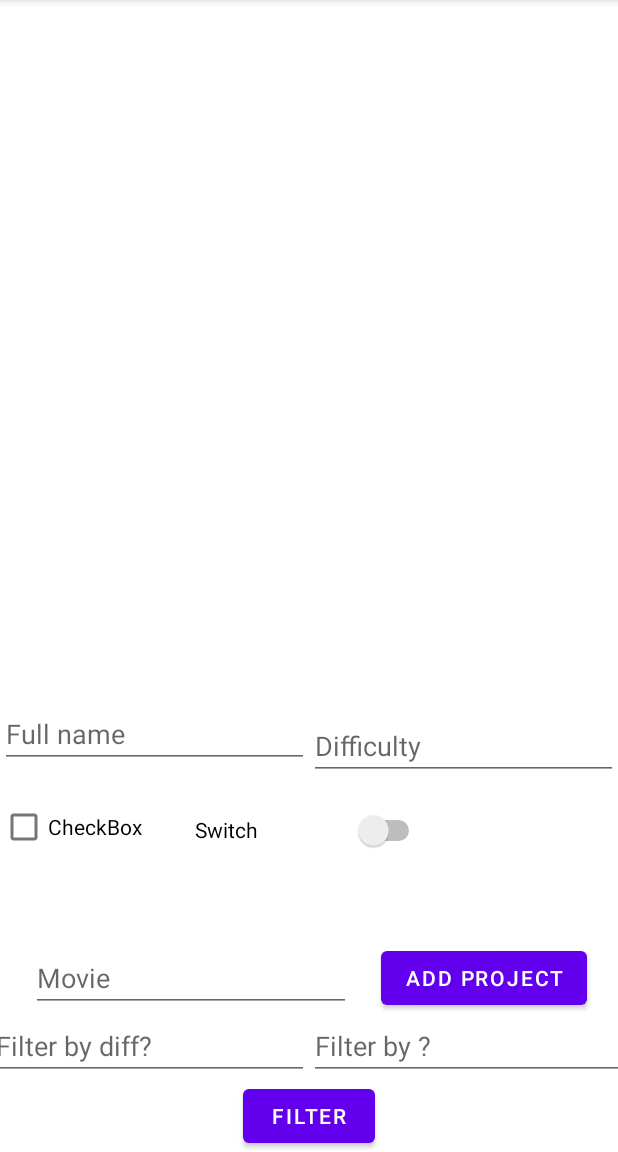
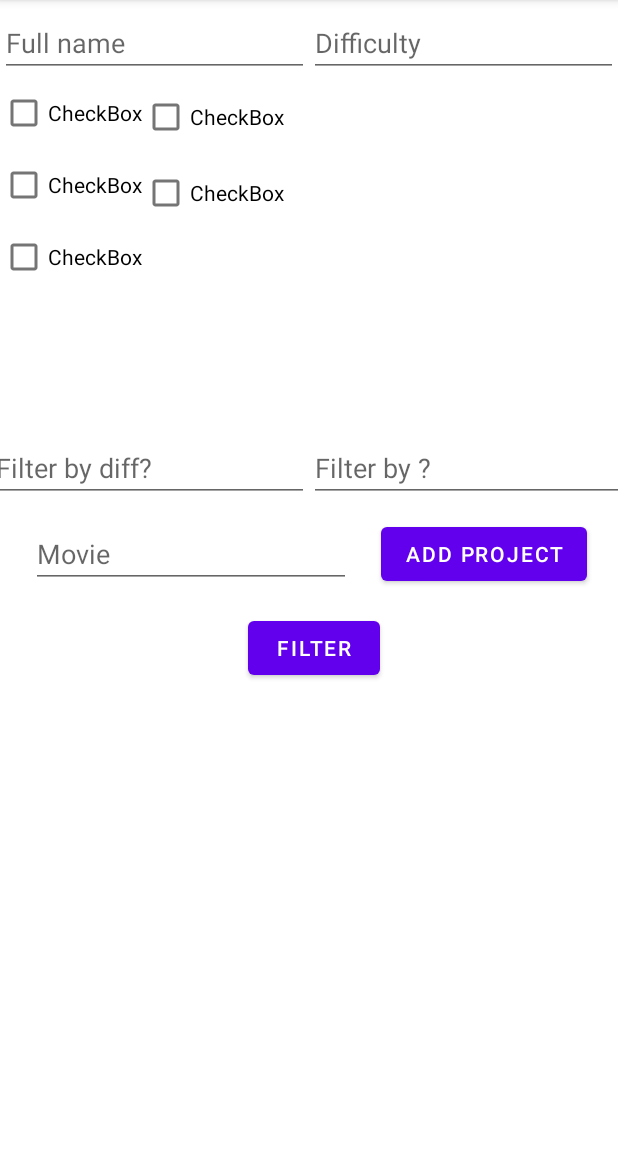
Before and after one commit to Double-Bonus/AppEmbeddedProjects, an Android app: the ProjectsFragment screen opened through its navigation route, after a tap on "ADD PROJECT", on a phone screen of 412 x 824 dp, the part 84-1236 px from its top. Run offline under Robolectric (Android 15) with nearby library versions, the phone set to English and light mode, and no system bars; our stand-ins replace Room's generated code, data binding.

Commit message:
added checkboxes remaned stuff

```diff
--- a/app/src/main/java/com/example/semesterproject/ProjectDao.kt
+++ b/app/src/main/java/com/example/semesterproject/ProjectDao.kt
@@ -8,19 +8,19 @@ import androidx.room.Query
 @Dao
 interface ProjectDao {
     @Insert
-    suspend fun insertActor(project: Project)
+    suspend fun insertProject(project: Project)
 
     @Query("SELECT * FROM Project")
     suspend fun getAll(): List<Project>
 
     @Query("SELECT * FROM Project WHERE Difficulty >:year")
-    suspend fun getYounger(year: Int): List<Project>
+    suspend fun getEasier(year: Int): List<Project>
 
     @Query("SELECT * FROM Project WHERE Name LIKE :movie")
-    suspend fun getByMovie(movie: String): List<Project>
+    suspend fun getByName(movie: String): List<Project>
 
     @Delete
-    suspend fun deleteActor(actor: Project)
+    suspend fun deleteProject(actor: Project)
 
 
 
--- a/app/src/main/java/com/example/semesterproject/ProjectViewModel.kt
+++ b/app/src/main/java/com/example/semesterproject/ProjectViewModel.kt
@@ -29,10 +29,10 @@ class ProjectViewModel(context: Context) : ViewModel() {
     fun addActor(fullName: String?, birthYear: String?, movie: String?) {
         if (fullName != null && birthYear != null && movie != null) {
             birthYear.toIntOrNull()?.let {
-                val actor = Project(0, fullName, it, true, false, true, false,
+                val project = Project(0, fullName, it, true, false, true, false,
                 false)
                 viewModelScope.launch {
-                    database.projectDao().insertActor(actor)
+                    database.projectDao().insertProject(project)
                     getAllProjects()
                 }
             }
@@ -53,7 +53,7 @@ class ProjectViewModel(context: Context) : ViewModel() {
     private fun getAllYounger(year: String?) {
         year?.toIntOrNull()?.let {
             viewModelScope.launch {
-                _projects.postValue(database.projectDao().getYounger(it))
+                _projects.postValue(database.projectDao().getEasier(it))
             }
         }
     }
@@ -61,14 +61,14 @@ class ProjectViewModel(context: Context) : ViewModel() {
     private fun getAllFromMovie(movie: String?) {
         movie?.let {
             viewModelScope.launch {
-                _projects.postValue(database.projectDao().getByMovie(movie))
+                _projects.postValue(database.projectDao().getByName(movie))
             }
         }
     }
 
     fun deleteActor(project: Project) {
         viewModelScope.launch {
-            database.projectDao().deleteActor(project)
+            database.projectDao().deleteProject(project)
             getAllProjects()
         }
     }
--- a/app/src/main/java/com/example/semesterproject/ProjectsFragment.kt
+++ b/app/src/main/java/com/example/semesterproject/ProjectsFragment.kt
@@ -23,7 +23,7 @@ class ProjectsFragment : Fragment() {
         val adapter = ProjectAdapter(ProjectAdapter.ProjectClickListener {
             viewModel.deleteActor(it)
         })
-        binding.actorsRecyclerView.adapter = adapter
+        binding.projectsRecyclerView.adapter = adapter
 
         viewModel.projects.observe(viewLifecycleOwner) {
             adapter.submitList(it)
@@ -32,8 +32,8 @@ class ProjectsFragment : Fragment() {
         // TODO !!!!!!!!!!
         binding.addBtn.setOnClickListener {
             viewModel.addActor(
-                    binding.actorNameField.text.toString(),
-                    binding.actorYearField.text.toString(),
+                    binding.projectNameField.text.toString(),
+                    binding.projectDiffField.text.toString(),
                     binding.movieTitleField.text.toString()
             )
         }
--- a/app/src/main/res/layout/fragment_main.xml
+++ b/app/src/main/res/layout/fragment_main.xml
@@ -55,7 +55,7 @@
             app:layout_constraintTop_toBottomOf="@+id/btn_resistance" />
 
         <Button
-            android:id="@+id/button"
+            android:id="@+id/btn_partsInfo"
             android:layout_width="wrap_content"
             android:layout_height="wrap_content"
             android:layout_marginTop="56dp"
--- a/app/src/main/res/layout/fragment_projects.xml
+++ b/app/src/main/res/layout/fragment_projects.xml
@@ -16,53 +16,55 @@
         tools:context=".ProjectsFragment">
 
         <androidx.recyclerview.widget.RecyclerView
-            android:id="@+id/actors_recycler_view"
+            android:id="@+id/projects_recycler_view"
             android:layout_width="0dp"
             android:layout_height="0dp"
             app:layoutManager="androidx.recyclerview.widget.LinearLayoutManager"
-            app:layout_constraintBottom_toTopOf="@+id/actor_name_field"
+            app:layout_constraintBottom_toBottomOf="parent"
             app:layout_constraintEnd_toEndOf="parent"
             app:layout_constraintHorizontal_bias="1.0"
             app:layout_constraintStart_toStartOf="parent"
-            app:layout_constraintTop_toTopOf="parent"
-            app:layout_constraintVertical_bias="1.0" />
+            app:layout_constraintTop_toBottomOf="@+id/filter_btn"
+            app:layout_constraintVertical_bias="0.0" />
 
         <EditText
-            android:id="@+id/actor_name_field"
+            android:id="@+id/project_name_field"
             android:layout_width="0dp"
             android:layout_height="wrap_content"
             android:layout_marginBottom="112dp"
             android:ems="10"
             android:hint="Full name"
             android:inputType="textPersonName"
-            app:layout_constraintBottom_toTopOf="@+id/movie_title_field"
-            app:layout_constraintEnd_toStartOf="@+id/actor_year_field"
+            app:layout_constraintBottom_toBottomOf="parent"
+            app:layout_constraintEnd_toStartOf="@+id/project_diff_field"
             app:layout_constraintHorizontal_bias="0.5"
             app:layout_constraintStart_toStartOf="parent"
             app:layout_constraintTop_toTopOf="parent"
-            app:layout_constraintVertical_bias="0.988" />
+            app:layout_constraintVertical_bias="0.01" />
 
         <EditText
-            android:id="@+id/actor_year_field"
+            android:id="@+id/project_diff_field"
             android:layout_width="0dp"
             android:layout_height="wrap_content"
-            android:layout_marginBottom="108dp"
             android:ems="10"
             android:hint="Difficulty"
             android:inputType="textPersonName"
-            app:layout_constraintBottom_toTopOf="@+id/add_btn"
+            app:layout_constraintBottom_toBottomOf="parent"
             app:layout_constraintEnd_toEndOf="parent"
             app:layout_constraintHorizontal_bias="0.5"
-            app:layout_constraintStart_toEndOf="@+id/actor_name_field" />
+            app:layout_constraintStart_toEndOf="@+id/project_name_field"
+            app:layout_constraintTop_toTopOf="parent"
+            app:layout_constraintVertical_bias="0.008" />
 
         <EditText
             android:id="@+id/movie_title_field"
             android:layout_width="wrap_content"
             android:layout_height="wrap_content"
+            android:layout_marginBottom="16dp"
             android:ems="10"
             android:hint="Movie"
             android:inputType="textPersonName"
-            app:layout_constraintBottom_toTopOf="@+id/birth_year_field"
+            app:layout_constraintBottom_toTopOf="@+id/filter_btn"
             app:layout_constraintEnd_toStartOf="@+id/add_btn"
             app:layout_constraintHorizontal_bias="0.5"
             app:layout_constraintStart_toStartOf="parent" />
@@ -82,53 +84,83 @@
             android:id="@+id/birth_year_field"
             android:layout_width="wrap_content"
             android:layout_height="wrap_content"
+            android:layout_marginTop="8dp"
+            android:layout_marginBottom="12dp"
             android:ems="10"
             android:hint="Filter by diff?"
             android:inputType="textPersonName"
-            app:layout_constraintBottom_toTopOf="@+id/filter_btn"
+            app:layout_constraintBottom_toTopOf="@+id/movie_title_field"
             app:layout_constraintEnd_toStartOf="@+id/movie_name_field"
             app:layout_constraintHorizontal_bias="0.5"
-            app:layout_constraintStart_toStartOf="parent" />
+            app:layout_constraintStart_toStartOf="parent"
+            app:layout_constraintTop_toBottomOf="@+id/checkBox4"
+            app:layout_constraintVertical_bias="1.0" />
 
         <EditText
             android:id="@+id/movie_name_field"
             android:layout_width="wrap_content"
             android:layout_height="wrap_content"
+            android:layout_marginBottom="12dp"
             android:ems="10"
             android:hint="Filter by ?"
             android:inputType="textPersonName"
-            app:layout_constraintBottom_toTopOf="@+id/filter_btn"
+            app:layout_constraintBottom_toBottomOf="@+id/birth_year_field"
             app:layout_constraintEnd_toEndOf="parent"
             app:layout_constraintHorizontal_bias="0.5"
-            app:layout_constraintStart_toEndOf="@+id/birth_year_field" />
+            app:layout_constraintStart_toEndOf="@+id/birth_year_field"
+            app:layout_constraintTop_toTopOf="@+id/birth_year_field"
+            app:layout_constraintVertical_bias="0.0" />
 
         <Button
             android:id="@+id/filter_btn"
             android:layout_width="wrap_content"
             android:layout_height="wrap_content"
+            android:layout_marginBottom="312dp"
             android:text="Filter"
             app:layout_constraintBottom_toBottomOf="parent"
             app:layout_constraintEnd_toEndOf="parent"
+            app:layout_constraintHorizontal_bias="0.51"
             app:layout_constraintStart_toStartOf="parent" />
 
         <CheckBox
             android:id="@+id/checkBox"
             android:layout_width="wrap_content"
             android:layout_height="wrap_content"
-            android:layout_marginTop="15dp"
             android:text="CheckBox"
             app:layout_constraintStart_toStartOf="parent"
-            app:layout_constraintTop_toBottomOf="@+id/actor_name_field" />
+            app:layout_constraintTop_toBottomOf="@+id/project_name_field" />
 
-        <Switch
-            android:id="@+id/switch1"
-            android:layout_width="153dp"
-            android:layout_height="28dp"
-            android:layout_marginStart="35dp"
-            android:layout_marginTop="19dp"
-            android:text="Switch"
+        <CheckBox
+            android:id="@+id/checkBox3"
+            android:layout_width="wrap_content"
+            android:layout_height="wrap_content"
+            android:text="CheckBox"
+            app:layout_constraintStart_toStartOf="parent"
+            app:layout_constraintTop_toBottomOf="@+id/checkBox" />
+
+        <CheckBox
+            android:id="@+id/checkBox4"
+            android:layout_width="wrap_content"
+            android:layout_height="wrap_content"
+            android:text="CheckBox"
+            app:layout_constraintStart_toStartOf="parent"
+            app:layout_constraintTop_toBottomOf="@+id/checkBox3" />
+
+        <CheckBox
+            android:id="@+id/checkBox5"
+            android:layout_width="123dp"
+            android:layout_height="53dp"
+            android:text="CheckBox"
             app:layout_constraintStart_toEndOf="@+id/checkBox"
-            app:layout_constraintTop_toBottomOf="@+id/actor_year_field" />
+            app:layout_constraintTop_toBottomOf="@+id/project_name_field" />
+
+        <CheckBox
+            android:id="@+id/checkBox6"
+            android:layout_width="122dp"
+            android:layout_height="48dp"
+            android:text="CheckBox"
+            app:layout_constraintStart_toEndOf="@+id/checkBox3"
+            app:layout_constraintTop_toBottomOf="@+id/checkBox5" />
 
     </androidx.constraintlayout.widget.ConstraintLayout>
 </layout>
--- a/app/src/main/res/layout/item_project.xml
+++ b/app/src/main/res/layout/item_project.xml
@@ -24,22 +24,22 @@
             android:layout_width="wrap_content"
             android:layout_height="wrap_content"
             android:layout_marginTop="8dp"
+            android:text="@{project.name}"
             app:layout_constraintEnd_toEndOf="parent"
             app:layout_constraintStart_toStartOf="parent"
             app:layout_constraintTop_toTopOf="parent"
-            tools:text="Brad Pitt"
-            android:text="@{project.name}"/>
+            tools:text="Robot Arm " />
 
         <TextView
-            android:id="@+id/birth_year_label"
+            android:id="@+id/difficulty_label"
             android:layout_width="wrap_content"
             android:layout_height="wrap_content"
             android:layout_marginTop="8dp"
+            android:text="@{String.valueOf(project.Difficulty)}"
             app:layout_constraintEnd_toEndOf="parent"
             app:layout_constraintStart_toStartOf="parent"
             app:layout_constraintTop_toBottomOf="@+id/name_label"
-            tools:text="1960"
-            android:text="@{String.valueOf(project.Difficulty)}"/>
+            tools:text="75" />
 /*
         TextView
             android:id="@+id/known_for_label"
```
